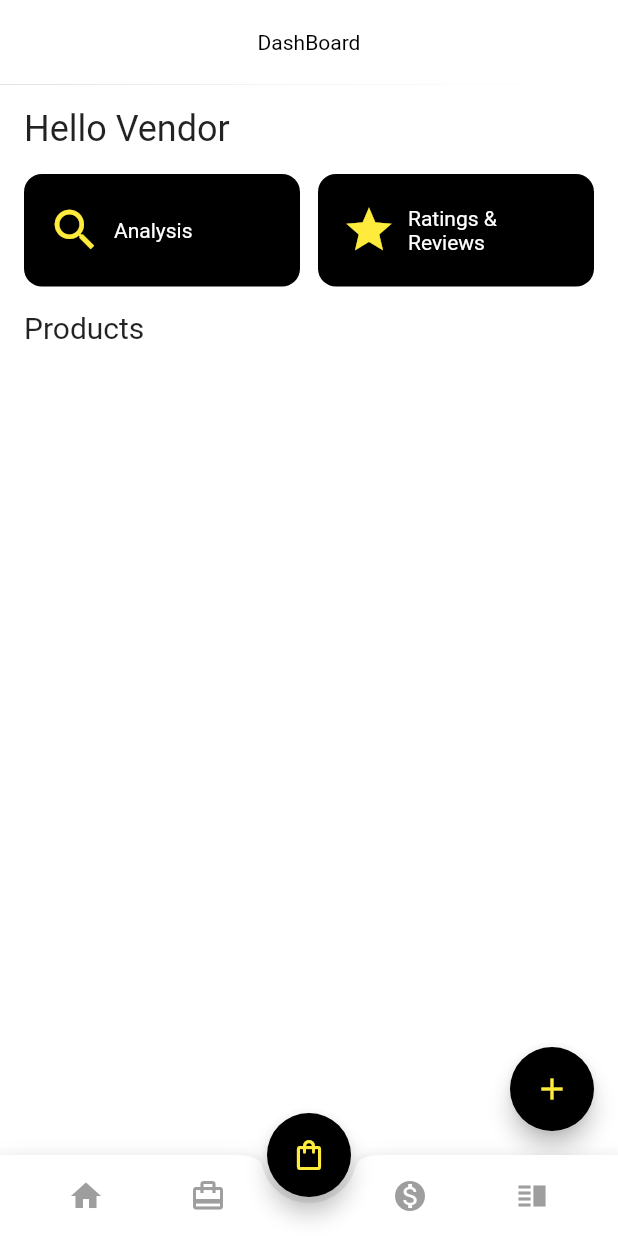
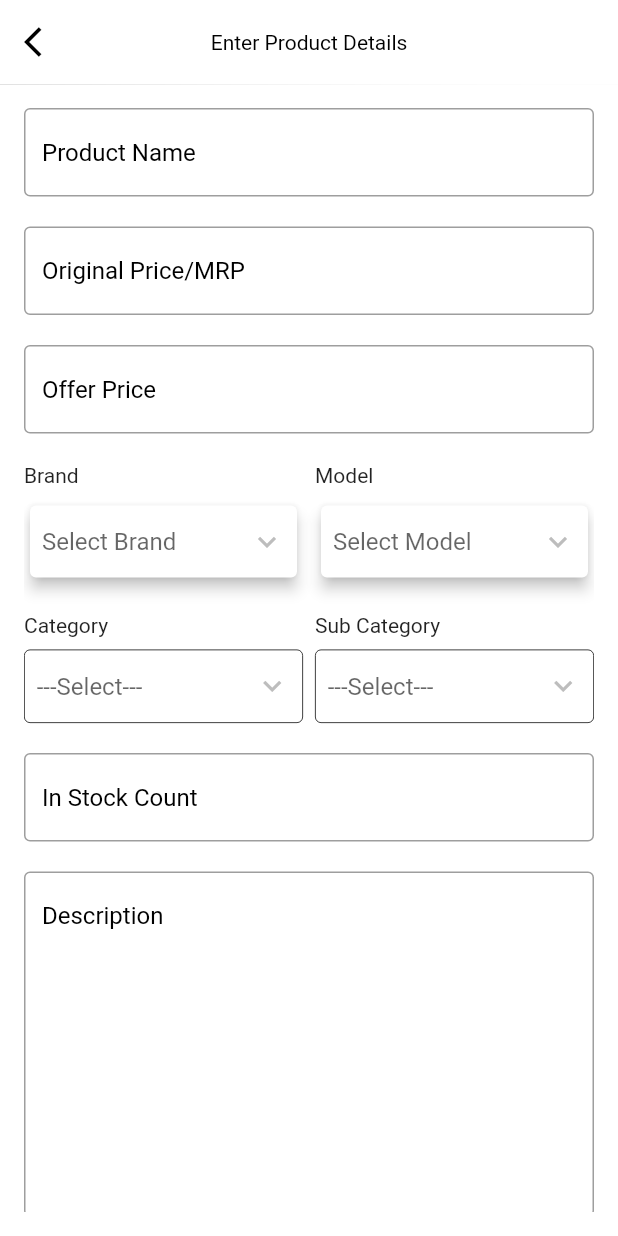
Before and after one commit to AzharKV/vendor, a Flutter app: the screen it shows after launch, after a tap on the "add" icon, on a phone screen of 412 x 824 dp. Run offline on Flutter 3.47's test engine with Material 2 defaults, Android fonts, the phone set to English and light mode, and no system bars; our stand-ins replace get; network calls fail.

Commit message:
add product detail screen

```diff
--- a/lib/controllers/products_controller.dart
+++ b/lib/controllers/products_controller.dart
@@ -1,3 +1,4 @@
+import 'package:flutter/material.dart';
 import 'package:get/get.dart';
 import 'package:vendor/config/api_list.dart';
 import 'package:vendor/data/models/products_list_model.dart';
@@ -5,6 +6,14 @@ import 'package:vendor/data/repository/products_repository.dart';
 
 class ProductsController extends GetxController {
   Rx<ProductsListModel> productsList = ProductsListModel().obs;
+
+  GlobalKey<FormState> formKey = GlobalKey<FormState>();
+
+  TextEditingController nameController = TextEditingController();
+  TextEditingController priceController = TextEditingController();
+  TextEditingController offerPriceController = TextEditingController();
+  TextEditingController stockController = TextEditingController();
+  TextEditingController descriptionController = TextEditingController();
 
   @override
   void onInit() {
--- /dev/null
+++ b/lib/controllers/widgets/brand_drop_down_widget.dart
@@ -0,0 +1,31 @@
+import 'package:flutter/material.dart';
+import 'package:vendor/controllers/widgets/custom_drop_down.dart';
+
+class BrandDropDownWidget extends StatelessWidget {
+  const BrandDropDownWidget({
+    Key? key,
+    required this.title,
+  }) : super(key: key);
+
+  final String title;
+
+  @override
+  Widget build(BuildContext context) {
+    return Expanded(
+      child: Column(
+        crossAxisAlignment: CrossAxisAlignment.start,
+        children: [
+          Text(title),
+          const SizedBox(height: 8.0),
+          Card(
+            elevation: 4.0,
+            child: Padding(
+              padding: const EdgeInsets.symmetric(horizontal: 8.0),
+              child: CustomDropDown(initialValue: "Select $title"),
+            ),
+          ),
+        ],
+      ),
+    );
+  }
+}
--- /dev/null
+++ b/lib/controllers/widgets/category_drop_down_widget.dart
@@ -0,0 +1,31 @@
+import 'package:flutter/material.dart';
+import 'package:vendor/controllers/widgets/custom_drop_down.dart';
+
+class CategoryDropDownWidget extends StatelessWidget {
+  const CategoryDropDownWidget({
+    Key? key,
+    required this.title,
+  }) : super(key: key);
+
+  final String title;
+
+  @override
+  Widget build(BuildContext context) {
+    return Expanded(
+      child: Column(
+        crossAxisAlignment: CrossAxisAlignment.start,
+        children: [
+          Text(title),
+          const SizedBox(height: 8.0),
+          Container(
+            padding: const EdgeInsets.symmetric(horizontal: 8.0),
+            decoration: BoxDecoration(
+                border: Border.all(width: 0.5),
+                borderRadius: BorderRadius.circular(4.0)),
+            child: const CustomDropDown(),
+          ),
+        ],
+      ),
+    );
+  }
+}
--- /dev/null
+++ b/lib/controllers/widgets/custom_drop_down.dart
@@ -0,0 +1,27 @@
+import 'package:flutter/material.dart';
+
+class CustomDropDown extends StatelessWidget {
+  const CustomDropDown({
+    Key? key,
+    this.initialValue,
+  }) : super(key: key);
+
+  final String? initialValue;
+
+  @override
+  Widget build(BuildContext context) {
+    return DropdownButtonHideUnderline(
+      child: DropdownButton<String>(
+          isExpanded: true,
+          icon: const Icon(Icons.keyboard_arrow_down_outlined),
+          items: [].map<DropdownMenuItem<String>>((val) {
+            return DropdownMenuItem<String>(
+              value: val,
+              child: Text(val),
+            );
+          }).toList(),
+          hint: Text(initialValue ?? "---Select---"),
+          onChanged: (val) {}),
+    );
+  }
+}
--- /dev/null
+++ b/lib/controllers/widgets/custom_text_field.dart
@@ -0,0 +1,36 @@
+import 'package:flutter/material.dart';
+
+class CustomTextField extends StatelessWidget {
+  const CustomTextField({
+    Key? key,
+    required this.nameController,
+    required this.title,
+    this.maxLines,
+    this.textInputType = TextInputType.text,
+  }) : super(key: key);
+
+  final TextEditingController nameController;
+  final String title;
+  final int? maxLines;
+  final TextInputType textInputType;
+
+  @override
+  Widget build(BuildContext context) {
+    return TextFormField(
+      controller: nameController,
+      keyboardType: textInputType,
+      maxLines: maxLines,
+      textAlign: TextAlign.start,
+      decoration: InputDecoration(
+        border: const OutlineInputBorder(),
+        focusColor: Colors.black,
+        focusedBorder: const OutlineInputBorder(
+            borderSide: BorderSide(color: Colors.black)),
+        hintText: title,
+        labelText: title,
+        labelStyle: const TextStyle(color: Colors.black),
+        alignLabelWithHint: true,
+      ),
+    );
+  }
+}
--- a/lib/main.dart
+++ b/lib/main.dart
@@ -1,4 +1,5 @@
 import 'package:flutter/material.dart';
+import 'package:get/get.dart';
 import 'package:vendor/config/theme.dart';
 import 'package:vendor/view/dashboard/dashboard_screen.dart';
 
@@ -11,7 +12,7 @@ class MyApp extends StatelessWidget {
 
   @override
   Widget build(BuildContext context) {
-    return MaterialApp(
+    return GetMaterialApp(
       title: 'Vendor',
       debugShowCheckedModeBanner: false,
       theme: CustomTheme.lightTheme,
--- a/lib/view/dashboard/dashboard_screen.dart
+++ b/lib/view/dashboard/dashboard_screen.dart
@@ -1,7 +1,9 @@
 import 'package:flutter/material.dart';
+import 'package:get/get.dart';
 import 'package:vendor/view/dashboard/widgets/Option_list.dart';
 import 'package:vendor/view/dashboard/widgets/option_container.dart';
 import 'package:vendor/view/dashboard/widgets/product_list.dart';
+import 'package:vendor/view/product_details/product_details_screen.dart';
 
 class DashBoardScreen extends StatelessWidget {
   const DashBoardScreen({Key? key}) : super(key: key);
@@ -39,7 +41,8 @@ class DashBoardScreen extends StatelessWidget {
             bottom: 16.0,
             right: 16.0,
             child: FloatingActionButton(
-                onPressed: () {},
+                heroTag: "addNew",
+                onPressed: () => Get.to(() => const ProductDetailsScreen()),
                 backgroundColor: Colors.black,
                 child: const Icon(Icons.add, color: Colors.yellow)),
           )
@@ -76,6 +79,7 @@ class DashBoardScreen extends StatelessWidget {
         ),
       ),
       floatingActionButton: FloatingActionButton(
+        heroTag: "addCart",
         backgroundColor: Colors.black,
         child: const Icon(Icons.shopping_bag_outlined, color: Colors.yellow),
         onPressed: () {},
--- /dev/null
+++ b/lib/view/product_details/product_details_screen.dart
@@ -0,0 +1,73 @@
+import 'package:flutter/material.dart';
+import 'package:get/get.dart';
+import 'package:vendor/controllers/products_controller.dart';
+import 'package:vendor/controllers/widgets/brand_drop_down_widget.dart';
+import 'package:vendor/controllers/widgets/category_drop_down_widget.dart';
+import 'package:vendor/controllers/widgets/custom_text_field.dart';
+
+class ProductDetailsScreen extends StatelessWidget {
+  const ProductDetailsScreen({Key? key}) : super(key: key);
+
+  @override
+  Widget build(BuildContext context) {
+    ProductsController productsController = Get.find<ProductsController>();
+    return Scaffold(
+      appBar: AppBar(
+        title: const Text("Enter Product Details"),
+        centerTitle: true,
+        leading: IconButton(
+            onPressed: () => Get.back(),
+            icon: const Icon(Icons.arrow_back_ios)),
+        iconTheme: const IconThemeData(color: Colors.black),
+      ),
+      body: SafeArea(
+        child: Padding(
+          padding: const EdgeInsets.all(16.0),
+          child: Form(
+            key: productsController.formKey,
+            child: ListView(
+              children: [
+                CustomTextField(
+                    nameController: productsController.nameController,
+                    title: "Product Name"),
+                CustomTextField(
+                    nameController: productsController.priceController,
+                    title: "Original Price/MRP"),
+                CustomTextField(
+                    nameController: productsController.offerPriceController,
+                    title: "Offer Price"),
+                Row(
+                  children: const [
+                    BrandDropDownWidget(title: "Brand"),
+                    SizedBox(width: 8.0),
+                    BrandDropDownWidget(title: "Model"),
+                  ],
+                ),
+                Row(
+                  children: const [
+                    CategoryDropDownWidget(title: "Category"),
+                    SizedBox(width: 8.0),
+                    CategoryDropDownWidget(title: "Sub Category"),
+                  ],
+                ),
+                CustomTextField(
+                    nameController: productsController.stockController,
+                    title: "In Stock Count"),
+                CustomTextField(
+                  nameController: productsController.descriptionController,
+                  title: "Description",
+                  maxLines: 10,
+                  textInputType: TextInputType.multiline,
+                ),
+                TextButton(onPressed: () {}, child: const Text("Submit"))
+              ]
+                  .map((e) => Padding(
+                      padding: const EdgeInsets.only(bottom: 20.0), child: e))
+                  .toList(),
+            ),
+          ),
+        ),
+      ),
+    );
+  }
+}
```
